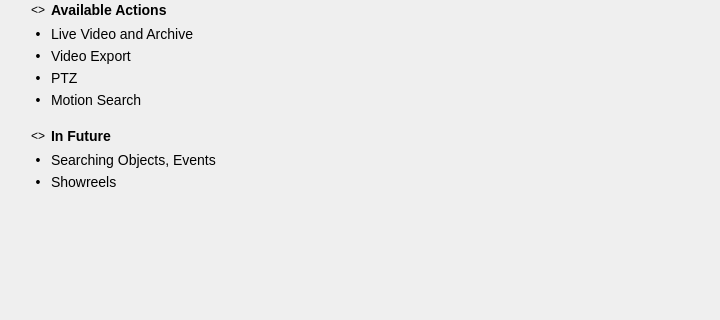
Qt form vms/client/nx_vms_client_desktop/src/nx/vms/client/desktop/cross_system/dialogs/cloud_layouts_intro_dialog.ui (networkoptix/nx_open) before a commit; both pictures show x 0 to 720 and y 115 to 435 of the 720 by 601 pixel window.
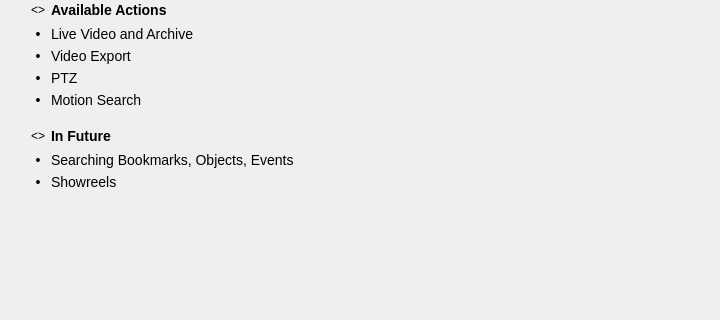
The same form after that commit. Custom widgets are drawn as their Qt base class.

Commit message: VMS-36256: Mention bookmarks in the CSL intro dialog

Diff of the .ui file:
```diff
--- a/vms/client/nx_vms_client_desktop/src/nx/vms/client/desktop/cross_system/dialogs/cloud_layouts_intro_dialog.ui
+++ b/vms/client/nx_vms_client_desktop/src/nx/vms/client/desktop/cross_system/dialogs/cloud_layouts_intro_dialog.ui
@@ -431,7 +431,7 @@
 line-height: 18px;</string>
             </property>
             <property name="text">
-             <string>Searching Objects, Events</string>
+             <string>Searching Bookmarks, Objects, Events</string>
             </property>
            </widget>
           </item>
```
